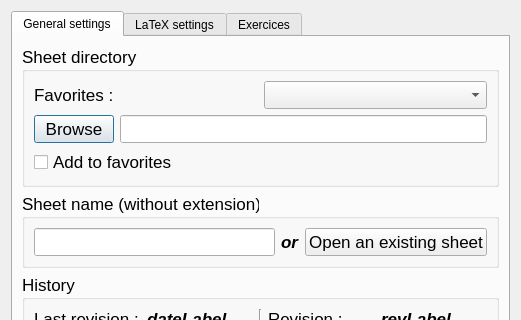
Qt form ui/exosheet.ui (Skade86/texomaker) before a commit; both pictures show x 0 to 521 and y 0 to 320 of the 521 by 644 pixel window.
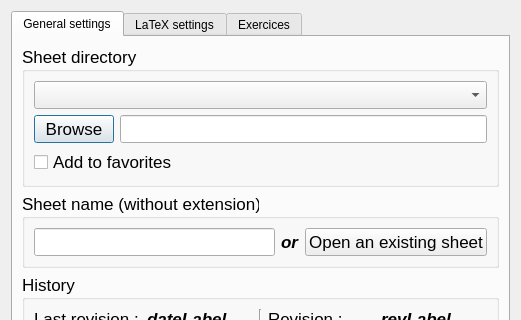
The same form after that commit. Icons and pictures are not drawn.

What changed in the file:
```diff
--- a/ui/exosheet.ui
+++ b/ui/exosheet.ui
@@ -39,16 +39,6 @@
          <layout class="QVBoxLayout" name="verticalLayout_2">
           <item>
            <layout class="QHBoxLayout" name="horizontalLayout_2">
-            <item>
-             <widget class="QLabel" name="label_4">
-              <property name="text">
-               <string>Favorites :</string>
-              </property>
-              <property name="buddy">
-               <cstring>favoritesBox</cstring>
-              </property>
-             </widget>
-            </item>
             <item>
              <widget class="QComboBox" name="favoritesBox"/>
             </item>
```
